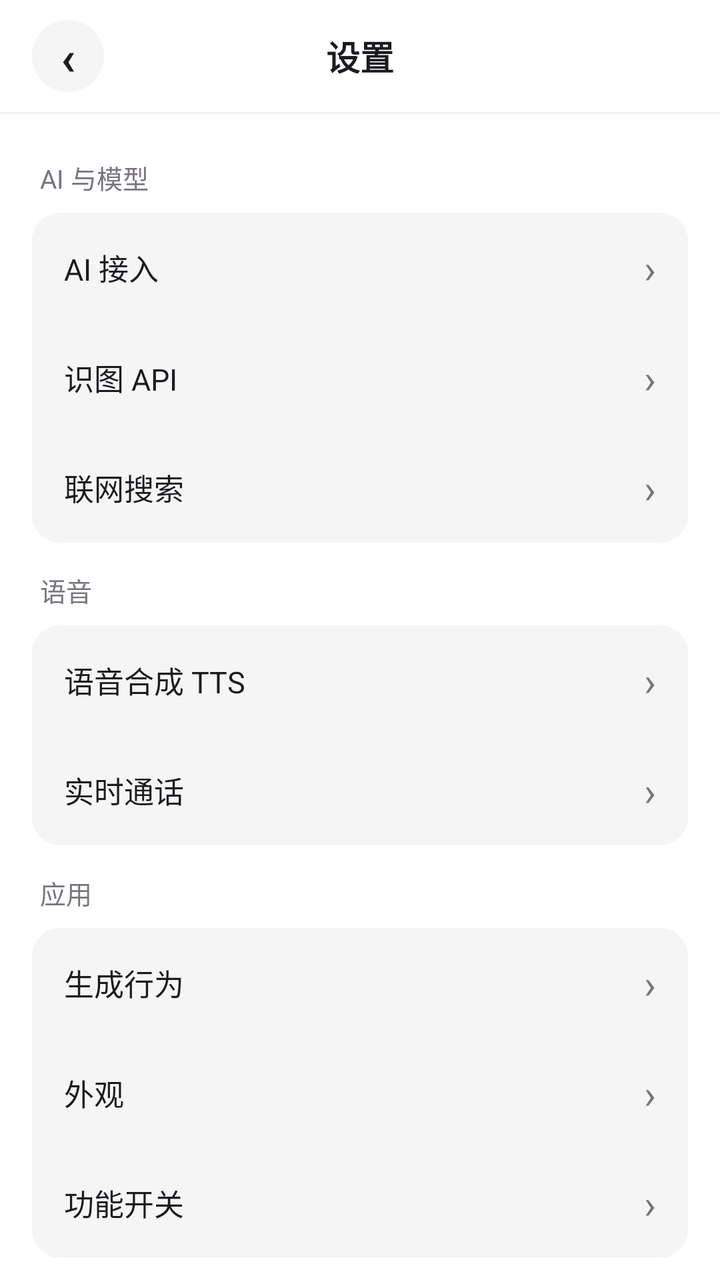
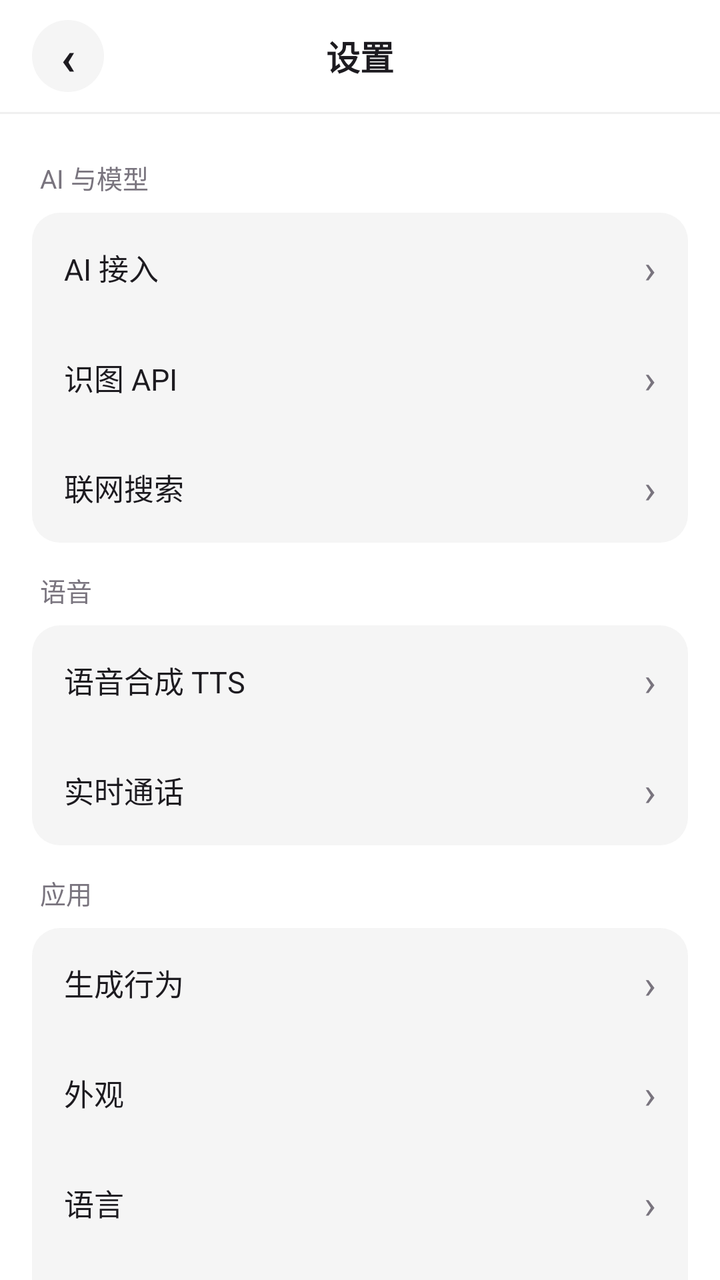

Before-and-after screenshots of an Android layout around one commit, followed by the original layout XML and the change that was made.
<!-- AndroidManifest.xml: application theme AppTheme -->
<!-- res/layout/activity_settings.xml -->
<?xml version="1.0" encoding="utf-8"?>
<LinearLayout xmlns:android="http://schemas.android.com/apk/res/android"
    android:layout_width="match_parent"
    android:layout_height="match_parent"
    android:orientation="vertical"
    android:background="@color/md_surface">

    <FrameLayout
        android:layout_width="match_parent"
        android:layout_height="56dp">

        <TextView
            android:id="@+id/btnBack"
            android:layout_width="36dp"
            android:layout_height="36dp"
            android:layout_gravity="center_vertical|start"
            android:layout_marginLeft="16dp"
            android:background="@drawable/back_btn_bg"
            android:gravity="center"
            android:text="‹"
            android:textColor="@color/md_on_surface"
            android:textSize="24sp"
            android:textStyle="bold" />

        <TextView
            android:layout_width="wrap_content"
            android:layout_height="wrap_content"
            android:layout_gravity="center"
            android:text="设置"
            android:textColor="@color/md_on_surface"
            android:textSize="17sp"
            android:textStyle="bold" />
    </FrameLayout>

    <View
        android:layout_width="match_parent"
        android:layout_height="1dp"
        android:background="@color/md_divider" />

    <ScrollView
        android:layout_width="match_parent"
        android:layout_height="0dp"
        android:layout_weight="1"
        android:paddingLeft="16dp"
        android:paddingRight="16dp"
        android:paddingTop="8dp"
        android:paddingBottom="30dp"
        android:clipToPadding="false"
        android:scrollbars="none">

        <LinearLayout
            android:layout_width="match_parent"
            android:layout_height="wrap_content"
            android:orientation="vertical">

            
            <TextView
                android:layout_width="wrap_content"
                android:layout_height="wrap_content"
                android:layout_marginTop="14dp"
                android:layout_marginBottom="8dp"
                android:layout_marginLeft="4dp"
                android:text="AI 与模型"
                android:textColor="@color/md_outline"
                android:textSize="13sp" />

            <LinearLayout
                android:layout_width="match_parent"
                android:layout_height="wrap_content"
                android:background="@drawable/card_bg"
                android:orientation="vertical">

                <LinearLayout
                    android:id="@+id/rowAi"
                    android:layout_width="match_parent"
                    android:layout_height="wrap_content"
                    android:gravity="center_vertical"
                    android:orientation="horizontal"
                    android:paddingLeft="16dp"
                    android:paddingRight="16dp"
                    android:paddingTop="14dp"
                    android:paddingBottom="14dp">
                    <TextView android:layout_width="0dp" android:layout_height="wrap_content" android:layout_weight="1" android:text="AI 接入" android:textColor="@color/md_on_surface" android:textSize="15sp" />
                    <TextView android:id="@+id/tvAiState" android:layout_width="wrap_content" android:layout_height="wrap_content" android:ellipsize="end" android:maxWidth="140dp" android:singleLine="true" android:text="" android:textColor="@color/md_outline" android:textSize="13sp" />
                    <TextView android:layout_width="wrap_content" android:layout_height="wrap_content" android:layout_marginLeft="6dp" android:text="›" android:textColor="@color/md_outline" android:textSize="20sp" />
                </LinearLayout>

                <LinearLayout
                    android:id="@+id/rowVision"
                    android:layout_width="match_parent"
                    android:layout_height="wrap_content"
                    android:gravity="center_vertical"
                    android:orientation="horizontal"
                    android:paddingLeft="16dp"
                    android:paddingRight="16dp"
                    android:paddingTop="14dp"
                    android:paddingBottom="14dp">
                    <TextView android:layout_width="0dp" android:layout_height="wrap_content" android:layout_weight="1" android:text="识图 API" android:textColor="@color/md_on_surface" android:textSize="15sp" />
                    <TextView android:id="@+id/tvVisionState" android:layout_width="wrap_content" android:layout_height="wrap_content" android:ellipsize="end" android:maxWidth="140dp" android:singleLine="true" android:text="" android:textColor="@color/md_outline" android:textSize="13sp" />
                    <TextView android:layout_width="wrap_content" android:layout_height="wrap_content" android:layout_marginLeft="6dp" android:text="›" android:textColor="@color/md_outline" android:textSize="20sp" />
                </LinearLayout>

                <LinearLayout
                    android:id="@+id/rowSearch"
                    android:layout_width="match_parent"
                    android:layout_height="wrap_content"
                    android:gravity="center_vertical"
                    android:orientation="horizontal"
                    android:paddingLeft="16dp"
                    android:paddingRight="16dp"
                    android:paddingTop="14dp"
                    android:paddingBottom="14dp">
                    <TextView android:layout_width="0dp" android:layout_height="wrap_content" android:layout_weight="1" android:text="联网搜索" android:textColor="@color/md_on_surface" android:textSize="15sp" />
                    <TextView android:id="@+id/tvSearchState" android:layout_width="wrap_content" android:layout_height="wrap_content" android:ellipsize="end" android:maxWidth="140dp" android:singleLine="true" android:text="" android:textColor="@color/md_outline" android:textSize="13sp" />
                    <TextView android:layout_width="wrap_content" android:layout_height="wrap_content" android:layout_marginLeft="6dp" android:text="›" android:textColor="@color/md_outline" android:textSize="20sp" />
                </LinearLayout>
            </LinearLayout>

            
            <TextView
                android:layout_width="wrap_content"
                android:layout_height="wrap_content"
                android:layout_marginTop="14dp"
                android:layout_marginBottom="8dp"
                android:layout_marginLeft="4dp"
                android:text="语音"
                android:textColor="@color/md_outline"
                android:textSize="13sp" />

            <LinearLayout
                android:layout_width="match_parent"
                android:layout_height="wrap_content"
                android:background="@drawable/card_bg"
                android:orientation="vertical">

                <LinearLayout
                    android:id="@+id/rowTts"
                    android:layout_width="match_parent"
                    android:layout_height="wrap_content"
                    android:gravity="center_vertical"
                    android:orientation="horizontal"
                    android:paddingLeft="16dp"
                    android:paddingRight="16dp"
                    android:paddingTop="14dp"
                    android:paddingBottom="14dp">
                    <TextView android:layout_width="0dp" android:layout_height="wrap_content" android:layout_weight="1" android:text="语音合成 TTS" android:textColor="@color/md_on_surface" android:textSize="15sp" />
                    <TextView android:id="@+id/tvTtsState" android:layout_width="wrap_content" android:layout_height="wrap_content" android:ellipsize="end" android:maxWidth="140dp" android:singleLine="true" android:text="" android:textColor="@color/md_outline" android:textSize="13sp" />
                    <TextView android:layout_width="wrap_content" android:layout_height="wrap_content" android:layout_marginLeft="6dp" android:text="›" android:textColor="@color/md_outline" android:textSize="20sp" />
                </LinearLayout>

                
                <LinearLayout
                    android:id="@+id/rowRealtime"
                    android:layout_width="match_parent"
                    android:layout_height="wrap_content"
                    android:gravity="center_vertical"
                    android:orientation="horizontal"
                    android:paddingLeft="16dp"
                    android:paddingRight="16dp"
                    android:paddingTop="14dp"
                    android:paddingBottom="14dp">
                    <TextView android:layout_width="0dp" android:layout_height="wrap_content" android:layout_weight="1" android:text="实时通话" android:textColor="@color/md_on_surface" android:textSize="15sp" />
                    <TextView android:id="@+id/tvRealtimeState" android:layout_width="wrap_content" android:layout_height="wrap_content" android:ellipsize="end" android:maxWidth="140dp" android:singleLine="true" android:text="" android:textColor="@color/md_outline" android:textSize="13sp" />
                    <TextView android:layout_width="wrap_content" android:layout_height="wrap_content" android:layout_marginLeft="6dp" android:text="›" android:textColor="@color/md_outline" android:textSize="20sp" />
                </LinearLayout>
            </LinearLayout>

            
            <TextView
                android:layout_width="wrap_content"
                android:layout_height="wrap_content"
                android:layout_marginTop="14dp"
                android:layout_marginBottom="8dp"
                android:layout_marginLeft="4dp"
                android:text="应用"
                android:textColor="@color/md_outline"
                android:textSize="13sp" />

            <LinearLayout
                android:layout_width="match_parent"
                android:layout_height="wrap_content"
                android:background="@drawable/card_bg"
                android:orientation="vertical">

                <LinearLayout
                    android:id="@+id/rowGenerate"
                    android:layout_width="match_parent"
                    android:layout_height="wrap_content"
                    android:gravity="center_vertical"
                    android:orientation="horizontal"
                    android:paddingLeft="16dp"
                    android:paddingRight="16dp"
                    android:paddingTop="14dp"
                    android:paddingBottom="14dp">
                    <TextView android:layout_width="0dp" android:layout_height="wrap_content" android:layout_weight="1" android:text="生成行为" android:textColor="@color/md_on_surface" android:textSize="15sp" />
                    <TextView android:id="@+id/tvGenerateState" android:layout_width="wrap_content" android:layout_height="wrap_content" android:ellipsize="end" android:maxWidth="140dp" android:singleLine="true" android:text="" android:textColor="@color/md_outline" android:textSize="13sp" />
                    <TextView android:layout_width="wrap_content" android:layout_height="wrap_content" android:layout_marginLeft="6dp" android:text="›" android:textColor="@color/md_outline" android:textSize="20sp" />
                </LinearLayout>

                <LinearLayout
                    android:id="@+id/rowAppearance"
                    android:layout_width="match_parent"
                    android:layout_height="wrap_content"
                    android:gravity="center_vertical"
                    android:orientation="horizontal"
                    android:paddingLeft="16dp"
                    android:paddingRight="16dp"
                    android:paddingTop="14dp"
                    android:paddingBottom="14dp">
                    <TextView android:layout_width="0dp" android:layout_height="wrap_content" android:layout_weight="1" android:text="外观" android:textColor="@color/md_on_surface" android:textSize="15sp" />
                    <TextView android:id="@+id/tvAppearanceState" android:layout_width="wrap_content" android:layout_height="wrap_content" android:ellipsize="end" android:maxWidth="140dp" android:singleLine="true" android:text="" android:textColor="@color/md_outline" android:textSize="13sp" />
                    <TextView android:layout_width="wrap_content" android:layout_height="wrap_content" android:layout_marginLeft="6dp" android:text="›" android:textColor="@color/md_outline" android:textSize="20sp" />
                </LinearLayout>

                <LinearLayout
                    android:id="@+id/rowToggle"
                    android:layout_width="match_parent"
                    android:layout_height="wrap_content"
                    android:gravity="center_vertical"
                    android:orientation="horizontal"
                    android:paddingLeft="16dp"
                    android:paddingRight="16dp"
                    android:paddingTop="14dp"
                    android:paddingBottom="14dp">
                    <TextView android:layout_width="0dp" android:layout_height="wrap_content" android:layout_weight="1" android:text="功能开关" android:textColor="@color/md_on_surface" android:textSize="15sp" />
                    <TextView android:layout_width="wrap_content" android:layout_height="wrap_content" android:layout_marginLeft="6dp" android:text="›" android:textColor="@color/md_outline" android:textSize="20sp" />
                </LinearLayout>
            </LinearLayout>

            
            <TextView
                android:layout_width="wrap_content"
                android:layout_height="wrap_content"
                android:layout_marginTop="14dp"
                android:layout_marginBottom="8dp"
                android:layout_marginLeft="4dp"
                android:text="数据"
                android:textColor="@color/md_outline"
                android:textSize="13sp" />

            <LinearLayout
                android:layout_width="match_parent"
                android:layout_height="wrap_content"
                android:background="@drawable/card_bg"
                android:orientation="vertical">

                <LinearLayout
                    android:id="@+id/rowMemory"
                    android:layout_width="match_parent"
                    android:layout_height="wrap_content"
                    android:gravity="center_vertical"
                    android:orientation="horizontal"
                    android:paddingLeft="16dp"
                    android:paddingRight="16dp"
                    android:paddingTop="14dp"
                    android:paddingBottom="14dp">
                    <TextView android:layout_width="0dp" android:layout_height="wrap_content" android:layout_weight="1" android:text="长期记忆" android:textColor="@color/md_on_surface" android:textSize="15sp" />
                    <TextView android:id="@+id/tvMemoryState" android:layout_width="wrap_content" android:layout_height="wrap_content" android:text="0 条" android:textColor="@color/md_outline" android:textSize="13sp" />
                    <TextView android:layout_width="wrap_content" android:layout_height="wrap_content" android:layout_marginLeft="6dp" android:text="›" android:textColor="@color/md_outline" android:textSize="20sp" />
                </LinearLayout>

                <LinearLayout
                    android:id="@+id/rowPrompt"
                    android:layout_width="match_parent"
                    android:layout_height="wrap_content"
                    android:gravity="center_vertical"
                    android:orientation="horizontal"
                    android:paddingLeft="16dp"
                    android:paddingRight="16dp"
                    android:paddingTop="14dp"
                    android:paddingBottom="14dp">
                    <TextView android:layout_width="0dp" android:layout_height="wrap_content" android:layout_weight="1" android:text="系统提示词" android:textColor="@color/md_on_surface" android:textSize="15sp" />
                    <TextView android:id="@+id/tvPromptState" android:layout_width="wrap_content" android:layout_height="wrap_content" android:text="默认" android:textColor="@color/md_outline" android:textSize="13sp" />
                    <TextView android:layout_width="wrap_content" android:layout_height="wrap_content" android:layout_marginLeft="6dp" android:text="›" android:textColor="@color/md_outline" android:textSize="20sp" />
                </LinearLayout>

                <LinearLayout
                    android:id="@+id/rowPlugin"
                    android:layout_width="match_parent"
                    android:layout_height="wrap_content"
                    android:gravity="center_vertical"
                    android:orientation="horizontal"
                    android:paddingLeft="16dp"
                    android:paddingRight="16dp"
                    android:paddingTop="14dp"
                    android:paddingBottom="14dp">
                    <TextView android:layout_width="0dp" android:layout_height="wrap_content" android:layout_weight="1" android:text="插件" android:textColor="@color/md_on_surface" android:textSize="15sp" />
                    <TextView android:id="@+id/tvPluginState" android:layout_width="wrap_content" android:layout_height="wrap_content" android:text="" android:textColor="@color/md_outline" android:textSize="13sp" />
                    <TextView android:layout_width="wrap_content" android:layout_height="wrap_content" android:layout_marginLeft="6dp" android:text="›" android:textColor="@color/md_outline" android:textSize="20sp" />
                </LinearLayout>
            </LinearLayout>

            
            <TextView
                android:layout_width="wrap_content"
                android:layout_height="wrap_content"
                android:layout_marginTop="14dp"
                android:layout_marginBottom="8dp"
                android:layout_marginLeft="4dp"
                android:text="系统"
                android:textColor="@color/md_outline"
                android:textSize="13sp" />

            <LinearLayout
                android:layout_width="match_parent"
                android:layout_height="wrap_content"
                android:background="@drawable/card_bg"
                android:orientation="vertical">

                <LinearLayout
                    android:id="@+id/rowPermission"
                    android:layout_width="match_parent"
                    android:layout_height="wrap_content"
                    android:gravity="center_vertical"
                    android:orientation="horizontal"
                    android:paddingLeft="16dp"
                    android:paddingRight="16dp"
                    android:paddingTop="14dp"
                    android:paddingBottom="14dp">
                    <TextView android:layout_width="0dp" android:layout_height="wrap_content" android:layout_weight="1" android:text="权限" android:textColor="@color/md_on_surface" android:textSize="15sp" />
                    <TextView android:layout_width="wrap_content" android:layout_height="wrap_content" android:layout_marginLeft="6dp" android:text="›" android:textColor="@color/md_outline" android:textSize="20sp" />
                </LinearLayout>

                <LinearLayout
                    android:id="@+id/rowBalance"
                    android:layout_width="match_parent"
                    android:layout_height="wrap_content"
                    android:gravity="center_vertical"
                    android:orientation="horizontal"
                    android:paddingLeft="16dp"
                    android:paddingRight="16dp"
                    android:paddingTop="14dp"
                    android:paddingBottom="14dp">
                    <TextView android:layout_width="0dp" android:layout_height="wrap_content" android:layout_weight="1" android:text="余额查询" android:textColor="@color/md_on_surface" android:textSize="15sp" />
                    <TextView android:layout_width="wrap_content" android:layout_height="wrap_content" android:layout_marginLeft="6dp" android:text="›" android:textColor="@color/md_outline" android:textSize="20sp" />
                </LinearLayout>
            </LinearLayout>

            <View
                android:layout_width="match_parent"
                android:layout_height="30dp" />
        </LinearLayout>
    </ScrollView>
</LinearLayout>
<!-- resources referenced by this layout -->
<resources>
  <color name="md_divider">#F0F0F0</color>
  <color name="md_on_surface">#1D1B20</color>
  <color name="md_outline">#79747E</color>
  <color name="md_surface">#FFFFFF</color>
  <!-- drawable back_btn_bg (drawable) -->
  <?xml version="1.0" encoding="utf-8"?>
  <shape xmlns:android="http://schemas.android.com/apk/res/android"
      android:shape="oval">
      <solid android:color="@color/md_surface_variant" />
  </shape>
  <!-- drawable card_bg (drawable) -->
  <?xml version="1.0" encoding="utf-8"?>
  <shape xmlns:android="http://schemas.android.com/apk/res/android">
      <solid android:color="@color/md_surface_variant" />
      <corners android:radius="14dp" />
  </shape>
  <style name="AppTheme" parent="@android:style/Theme.DeviceDefault.Light.NoActionBar" />
  <color name="md_surface_variant">#F5F5F5</color>
</resources>

<!-- the commit's change to res/layout/activity_settings.xml (unified diff, before → after) -->
@@ -148,7 +148,6 @@
                     <TextView android:layout_width="wrap_content" android:layout_height="wrap_content" android:layout_marginLeft="6dp" android:text="›" android:textColor="@color/md_outline" android:textSize="20sp" />
                 </LinearLayout>
 
-                
                 <LinearLayout
                     android:id="@+id/rowRealtime"
                     android:layout_width="match_parent"
@@ -209,6 +208,21 @@
                     android:paddingBottom="14dp">
                     <TextView android:layout_width="0dp" android:layout_height="wrap_content" android:layout_weight="1" android:text="外观" android:textColor="@color/md_on_surface" android:textSize="15sp" />
                     <TextView android:id="@+id/tvAppearanceState" android:layout_width="wrap_content" android:layout_height="wrap_content" android:ellipsize="end" android:maxWidth="140dp" android:singleLine="true" android:text="" android:textColor="@color/md_outline" android:textSize="13sp" />
+                    <TextView android:layout_width="wrap_content" android:layout_height="wrap_content" android:layout_marginLeft="6dp" android:text="›" android:textColor="@color/md_outline" android:textSize="20sp" />
+                </LinearLayout>
+
+                <LinearLayout
+                    android:id="@+id/rowLanguage"
+                    android:layout_width="match_parent"
+                    android:layout_height="wrap_content"
+                    android:gravity="center_vertical"
+                    android:orientation="horizontal"
+                    android:paddingLeft="16dp"
+                    android:paddingRight="16dp"
+                    android:paddingTop="14dp"
+                    android:paddingBottom="14dp">
+                    <TextView android:layout_width="0dp" android:layout_height="wrap_content" android:layout_weight="1" android:text="语言" android:textColor="@color/md_on_surface" android:textSize="15sp" />
+                    <TextView android:id="@+id/tvLanguageState" android:layout_width="wrap_content" android:layout_height="wrap_content" android:ellipsize="end" android:maxWidth="140dp" android:singleLine="true" android:text="" android:textColor="@color/md_outline" android:textSize="13sp" />
                     <TextView android:layout_width="wrap_content" android:layout_height="wrap_content" android:layout_marginLeft="6dp" android:text="›" android:textColor="@color/md_outline" android:textSize="20sp" />
                 </LinearLayout>
 
